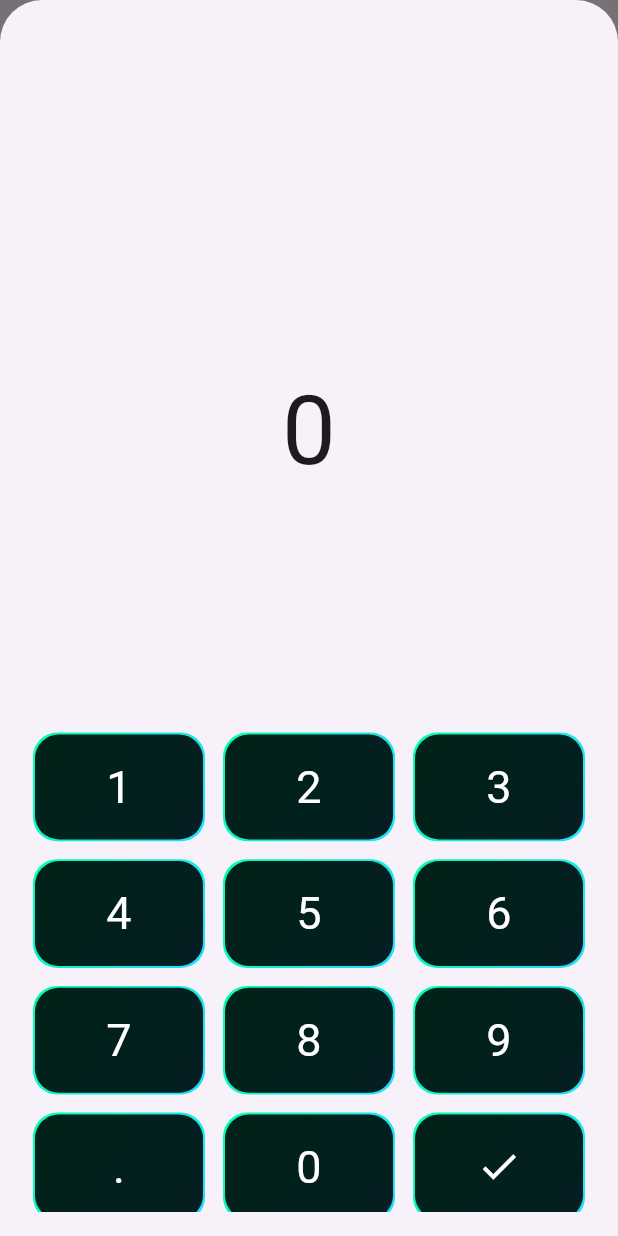
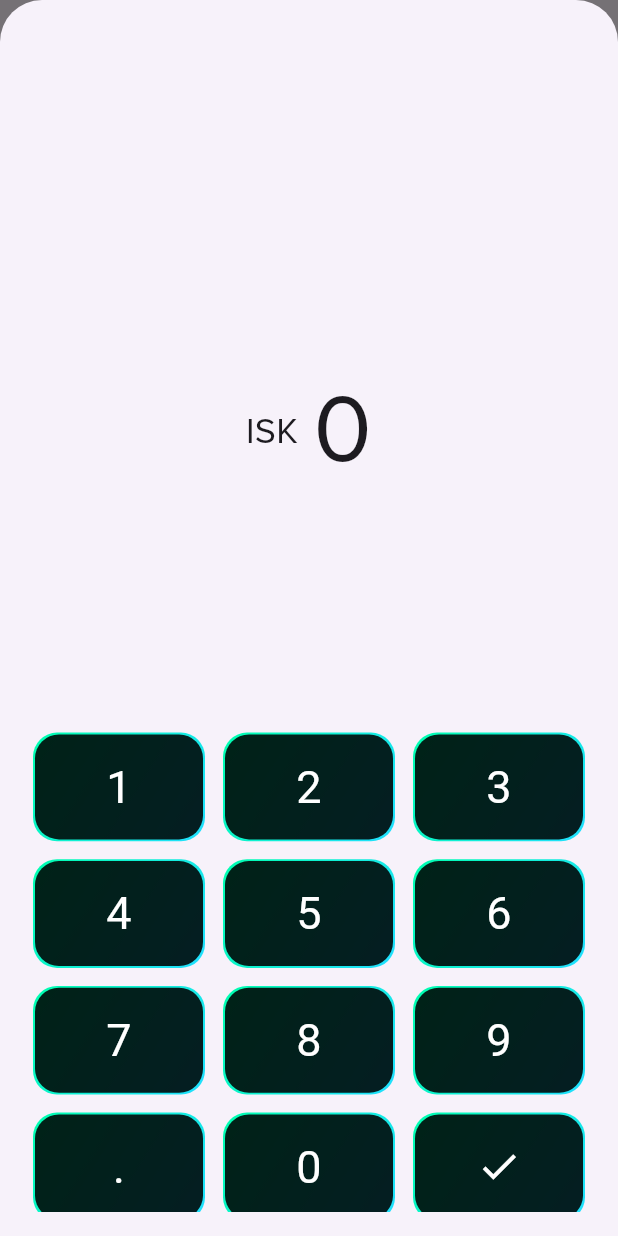
Before and after one commit to c-abbott/big_spender, a Flutter app: the screen it shows after launch, after a tap on the "add" icon, on a phone screen of 412 x 824 dp. Run offline on Flutter 3.47's test engine with Material 2 defaults, Android fonts, the phone set to English and light mode, and no system bars.

Commit message:
Added currency

```diff
--- a/lib/widgets/num_pad.dart
+++ b/lib/widgets/num_pad.dart
@@ -76,9 +76,22 @@ class _NumPadState extends State<NumPad> {
       children: <Widget>[
         Align(
           alignment: const Alignment(0, -0.9),
-          child: Text(
-            _output,
-            style: const TextStyle(fontSize: 64),
+          child: Row(
+            mainAxisAlignment: MainAxisAlignment.center,
+            children: <Widget>[
+              const Text(
+                "ISK", // The hardcoded currency
+                style: TextStyle(fontSize: 24, fontFamily: 'ProximaNova'),
+              ),
+              const SizedBox(
+                width:
+                    10, // You can adjust the space between the currency and the number as needed
+              ),
+              Text(
+                _output,
+                style: const TextStyle(fontSize: 64, fontFamily: 'ProximaNova'),
+              ),
+            ],
           ),
         ),
         if (_output != "0")
```
